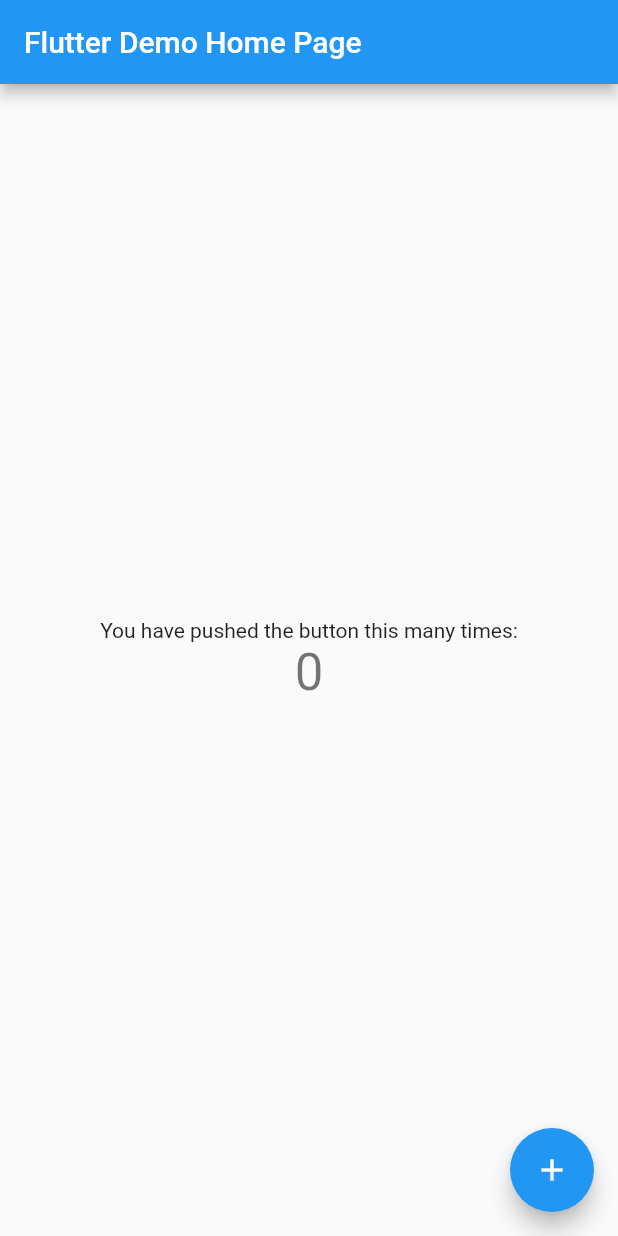
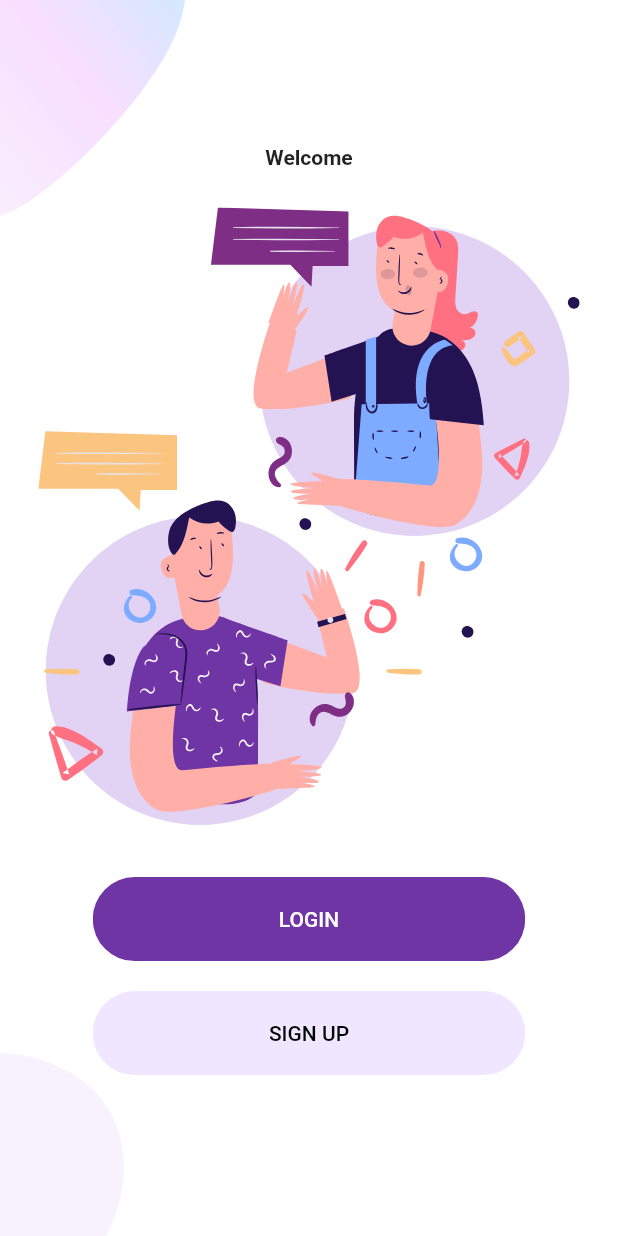
Before and after one commit to furkanogutcu/flutter_login_signup_form_app, a Flutter app: the screen it shows after launch, on a phone screen of 412 x 824 dp. Run offline on Flutter 3.47's test engine with Material 2 defaults, Android fonts, the phone set to English and light mode, and no system bars; our stand-ins replace flutter_svg.

Commit message:
Add Welcome Screen

```diff
--- /dev/null
+++ b/lib/components/rounded_button.dart
@@ -0,0 +1,38 @@
+import 'package:flutter/material.dart';
+import 'package:flutter_login_signup_form_app/constants.dart';
+
+class RoundedButton extends StatelessWidget {
+  final String buttonText;
+  final void Function() onPress;
+  final Color backColor, textColor;
+
+  const RoundedButton({
+    Key? key,
+    required this.buttonText,
+    required this.onPress,
+    this.backColor = appPrimaryColor,
+    this.textColor = Colors.white,
+  }) : super(key: key);
+
+  @override
+  Widget build(BuildContext context) {
+    Size size = MediaQuery.of(context).size;
+    return Container(
+      margin: const EdgeInsets.symmetric(vertical: 10),
+      width: size.width * 0.7,
+      child: ClipRRect(
+        borderRadius: BorderRadius.circular(29),
+        child: TextButton(
+            style: TextButton.styleFrom(
+                padding:
+                    const EdgeInsets.symmetric(vertical: 20, horizontal: 40),
+                backgroundColor: backColor),
+            onPressed: onPress,
+            child: Text(
+              buttonText,
+              style: TextStyle(color: textColor),
+            )),
+      ),
+    );
+  }
+}
--- /dev/null
+++ b/lib/constants.dart
@@ -0,0 +1,4 @@
+import 'package:flutter/material.dart';
+
+const appPrimaryColor = Color(0xFF6F35A5);
+const appPrimaryLightColor = Color(0xFFF1E6FF);
--- a/lib/main.dart
+++ b/lib/main.dart
@@ -1,4 +1,6 @@
 import 'package:flutter/material.dart';
+import 'package:flutter_login_signup_form_app/constants.dart';
+import 'package:flutter_login_signup_form_app/screens/welcome/welcome_screen.dart';
 
 void main() {
   runApp(const MyApp());
@@ -11,58 +13,13 @@ class MyApp extends StatelessWidget {
   @override
   Widget build(BuildContext context) {
     return MaterialApp(
-      title: 'Flutter Demo',
+      debugShowCheckedModeBanner: false,
+      title: 'Flutter Login-Signup',
       theme: ThemeData(
-        primarySwatch: Colors.blue,
+        primaryColor: appPrimaryColor,
+        scaffoldBackgroundColor: Colors.white,
       ),
-      home: const MyHomePage(title: 'Flutter Demo Home Page'),
+      home: WelcomeScreen(),
     );
   }
 }
-
-class MyHomePage extends StatefulWidget {
-  const MyHomePage({Key? key, required this.title}) : super(key: key);
-
-  final String title;
-
-  @override
-  State<MyHomePage> createState() => _MyHomePageState();
-}
-
-class _MyHomePageState extends State<MyHomePage> {
-  int _counter = 0;
-
-  void _incrementCounter() {
-    setState(() {
-      _counter++;
-    });
-  }
-
-  @override
-  Widget build(BuildContext context) {
-    return Scaffold(
-      appBar: AppBar(
-        title: Text(widget.title),
-      ),
-      body: Center(
-        child: Column(
-          mainAxisAlignment: MainAxisAlignment.center,
-          children: <Widget>[
-            const Text(
-              'You have pushed the button this many times:',
-            ),
-            Text(
-              '$_counter',
-              style: Theme.of(context).textTheme.headline4,
-            ),
-          ],
-        ),
-      ),
-      floatingActionButton: FloatingActionButton(
-        onPressed: _incrementCounter,
-        tooltip: 'Increment',
-        child: const Icon(Icons.add),
-      ), // This trailing comma makes auto-formatting nicer for build methods.
-    );
-  }
-}
--- /dev/null
+++ b/lib/screens/welcome/components/background.dart
@@ -0,0 +1,36 @@
+import 'package:flutter/material.dart';
+
+class Background extends StatelessWidget {
+  final Widget child;
+
+  const Background({
+    Key? key,
+    required this.child,
+  }) : super(key: key);
+
+  @override
+  Widget build(BuildContext context) {
+    Size size = MediaQuery.of(context).size;
+    return Container(
+      height: size.height,
+      width: double.infinity,
+      child: Stack(
+        children: <Widget>[
+          Positioned(
+            top: 0,
+            left: 0,
+            child: Image.asset("assets/images/main_top.png"),
+            width: size.width * 0.3,
+          ),
+          Positioned(
+            bottom: 0,
+            left: 0,
+            child: Image.asset("assets/images/main_bottom.png"),
+            width: size.width * 0.2,
+          ),
+          child,
+        ],
+      ),
+    );
+  }
+}
--- /dev/null
+++ b/lib/screens/welcome/components/body.dart
@@ -0,0 +1,45 @@
+import 'package:flutter/material.dart';
+import 'package:flutter_login_signup_form_app/components/rounded_button.dart';
+import 'package:flutter_login_signup_form_app/constants.dart';
+import 'package:flutter_login_signup_form_app/screens/welcome/components/background.dart';
+import 'package:flutter_svg/flutter_svg.dart';
+
+class Body extends StatelessWidget {
+  @override
+  Widget build(BuildContext context) {
+    Size size = MediaQuery.of(context).size;
+    return Background(
+      child: Center(
+        child: Column(
+          mainAxisAlignment: MainAxisAlignment.center,
+          children: <Widget>[
+            const Text(
+              "Welcome",
+              style: TextStyle(fontWeight: FontWeight.bold),
+            ),
+            SizedBox(
+              height: size.height * 0.03,
+            ),
+            SvgPicture.asset(
+              "assets/icons/chat.svg",
+              height: size.height * 0.5,
+            ),
+            SizedBox(
+              height: size.height * 0.03,
+            ),
+            RoundedButton(
+              buttonText: "LOGIN",
+              onPress: () {},
+            ),
+            RoundedButton(
+              buttonText: "SIGN UP",
+              backColor: appPrimaryLightColor,
+              textColor: Colors.black,
+              onPress: () {},
+            ),
+          ],
+        ),
+      ),
+    );
+  }
+}
--- /dev/null
+++ b/lib/screens/welcome/welcome_screen.dart
@@ -0,0 +1,9 @@
+import 'package:flutter/material.dart';
+import 'package:flutter_login_signup_form_app/screens/welcome/components/body.dart';
+
+class WelcomeScreen extends StatelessWidget {
+  @override
+  Widget build(BuildContext context) {
+    return Scaffold(body: Body());
+  }
+}
```
Also changed, not shown: pubspec.yaml (+4 -3 lines), assets/icons/chat.svg (added), assets/icons/facebook.svg (added), assets/icons/google-plus.svg (added), assets/icons/login.svg (added), assets/icons/signup.svg (added), assets/icons/twitter.svg (added), assets/images/login_bottom.png (added), assets/images/main_bottom.png (added), assets/images/main_top.png (added), assets/images/signup_top.png (added), pubspec.lock.
